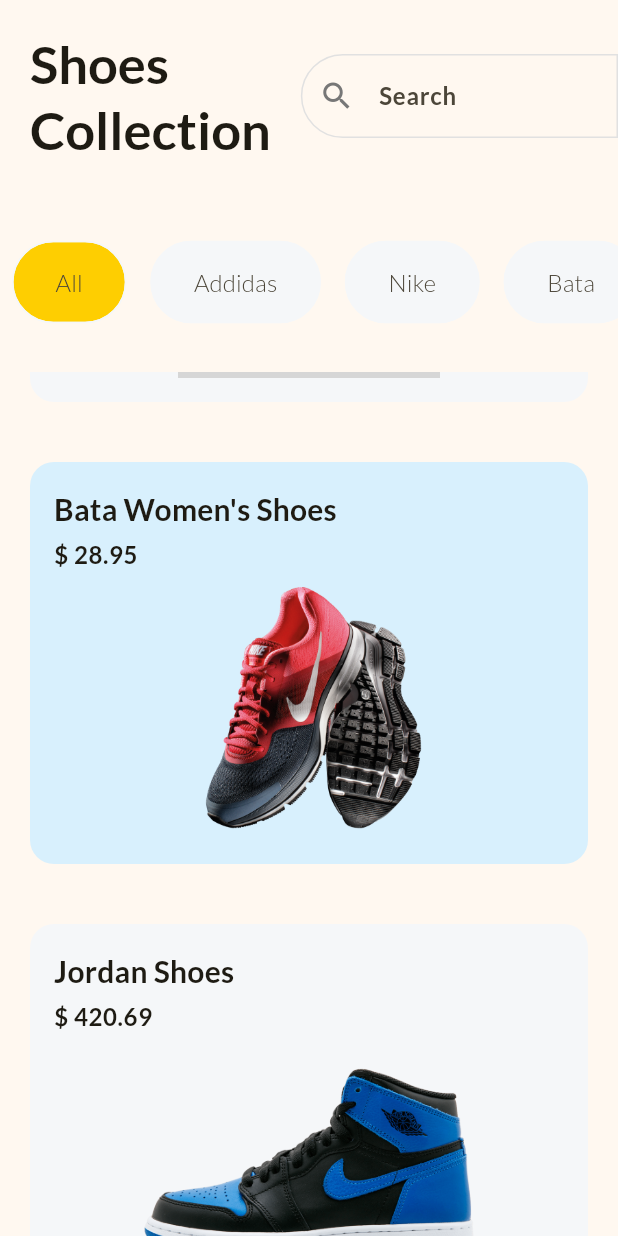
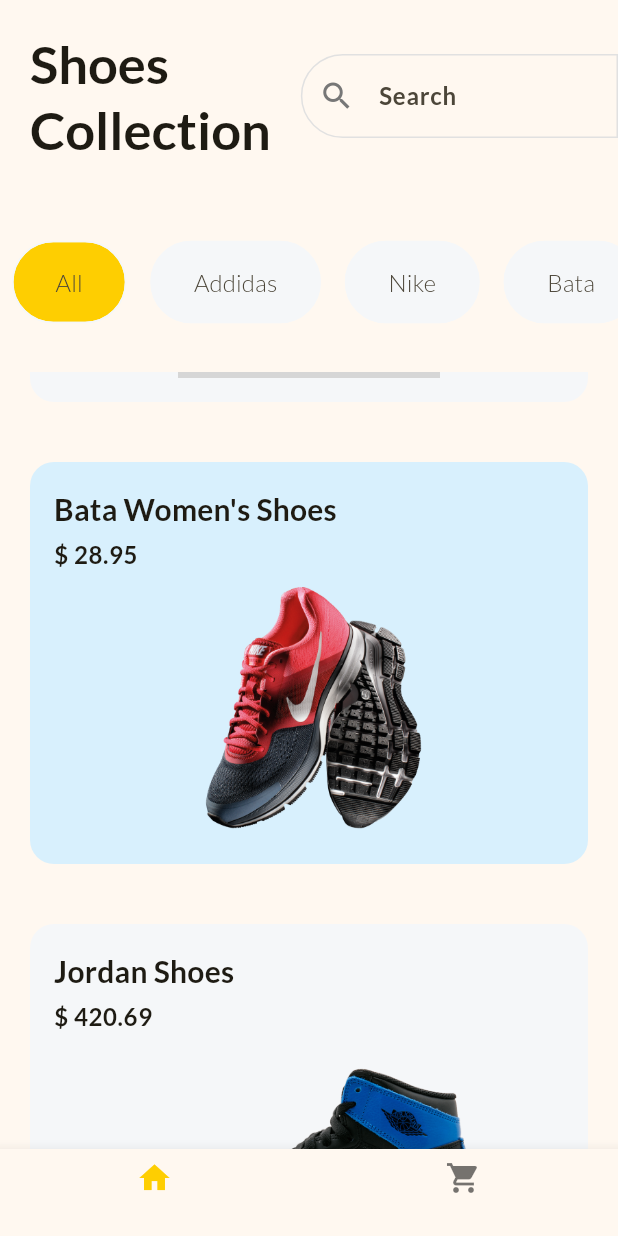
Before and after one commit to aditechdev/shoping_app_flutter, a Flutter app: the screen it shows after launch, scrolled down 576 dp, on a phone screen of 412 x 824 dp. Run offline on Flutter 3.47's test engine with Material 2 defaults, Android fonts, the phone set to English and light mode, and no system bars; grey boxes are pictures that could not be loaded.

```diff
--- /dev/null
+++ b/lib/cart_page.dart
@@ -0,0 +1,22 @@
+import 'package:flutter/material.dart';
+
+class CartPage extends StatelessWidget {
+  const CartPage({super.key});
+
+  @override
+  Widget build(BuildContext context) {
+    return Scaffold(
+      appBar: AppBar(
+        title: const Text("CART HERE "),
+      ),
+      body: const Column(
+        children: [
+          Text("data"),
+          Text("data"),
+          Text("data"),
+          Text("data"),
+        ],
+      ),
+    );
+  }
+}
--- a/lib/home_page.dart
+++ b/lib/home_page.dart
@@ -1,7 +1,6 @@
 import 'package:flutter/material.dart';
-import 'package:shoping_app/global_variables.dart';
-import 'package:shoping_app/product_card.dart';
-import 'package:shoping_app/product_details_page.dart';
+import 'package:shoping_app/cart_page.dart';
+import 'package:shoping_app/product_list.dart';
 
 class HomePage extends StatefulWidget {
   const HomePage({super.key});
@@ -11,134 +10,35 @@ class HomePage extends StatefulWidget {
 }
 
 class _HomePageState extends State<HomePage> {
-  final List<String> filters = const ['All', 'Addidas', 'Nike', 'Bata'];
-  late String selectedFilters;
+  int currentPage = 0;
 
-  @override
-  void initState() {
-    super.initState();
-    selectedFilters = filters[0];
-  }
-
-  Color getProductCardBackGroundColor(int index) {
-    if (index.isEven) {
-      return const Color.fromRGBO(216, 240, 253, 1);
-    } else {
-      return const Color.fromRGBO(245, 247, 249, 1);
-    }
-  }
-
-  selectFilters(String filter) {
-    selectedFilters = filter;
-    setState(() {});
-  }
+  final List<Widget> pages = [
+    const ProductList(),
+    const CartPage(),
+  ];
 
   @override
   Widget build(BuildContext context) {
-    const border = OutlineInputBorder(
-        borderSide: BorderSide(
-          color: Color.fromRGBO(
-            225,
-            225,
-            225,
-            1,
+    return Scaffold(
+      bottomNavigationBar: BottomNavigationBar(
+        currentIndex: currentPage,
+        onTap: (value) {
+          setState(() {
+            currentPage = value;
+          });
+        },
+        items: const [
+          BottomNavigationBarItem(
+            icon: Icon(Icons.home),
+            label: '',
           ),
-        ),
-        borderRadius: BorderRadius.horizontal(left: Radius.circular(50)));
-    return Scaffold(
-      body: SafeArea(
-        child: Column(
-          children: [
-            Row(
-              children: [
-                Padding(
-                  padding: const EdgeInsets.all(20.0),
-                  child: Text(
-                    "Shoes\nCollection",
-                    style: Theme.of(context).textTheme.titleLarge,
-                  ),
-                ),
-                const Expanded(
-                  child: TextField(
-                    decoration: InputDecoration(
-                      hintText: "Search",
-                      border: border,
-                      enabledBorder: border,
-                      focusedBorder: border,
-                      prefixIcon: Icon(
-                        Icons.search,
-                      ),
-                    ),
-                  ),
-                )
-              ],
-            ),
-            SizedBox(
-              height: 120,
-              child: ListView.builder(
-                itemCount: filters.length,
-                scrollDirection: Axis.horizontal,
-                itemBuilder: (context, index) {
-                  final filter = filters[index];
-                  return Padding(
-                    padding: const EdgeInsets.symmetric(horizontal: 8),
-                    child: GestureDetector(
-                      onTap: () {
-                        selectFilters(filter);
-                      },
-                      child: Chip(
-                        backgroundColor: (selectedFilters == filter)
-                            ? Theme.of(context).colorScheme.primary
-                            : const Color.fromRGBO(245, 247, 249, 1),
-                        side: const BorderSide(
-                          color: Color.fromRGBO(245, 247, 249, 1),
-                        ),
-                        shape: RoundedRectangleBorder(
-                            borderRadius: BorderRadius.circular(30)),
-                        padding: const EdgeInsets.symmetric(
-                          horizontal: 20,
-                          vertical: 15,
-                        ),
-                        labelStyle: const TextStyle(fontSize: 16),
-                        label: Text(
-                          filter,
-                        ),
-                      ),
-                    ),
-                  );
-                },
-              ),
-            ),
-            Expanded(
-              child: ListView.builder(
-                  itemCount: products.length,
-                  itemBuilder: (context, index) {
-                    final product = products[index];
-
-                    return GestureDetector(
-                      onTap: () {
-                        Navigator.of(context).push(MaterialPageRoute(
-                            // fullscreenDialog: true,
-                            // allowSnapshotting: true,
-
-                            builder: (context) {
-                              return ProductDetailsPage(
-                                product: product,
-                              );
-                            }));
-                      },
-                      child: ProductCardWidget(
-                        productName: "${product["title"]}",
-                        price: "${product["price"]}",
-                        imageUrl: "${product["imageUrl"]}",
-                        backgroundColor: getProductCardBackGroundColor(index),
-                      ),
-                    );
-                  }),
-            )
-          ],
-        ),
+          BottomNavigationBarItem(
+            icon: Icon(Icons.shopping_cart),
+            label: '',
+          ),
+        ],
       ),
+      body: pages[currentPage],
     );
   }
 }
--- /dev/null
+++ b/lib/product_list.dart
@@ -0,0 +1,142 @@
+import 'package:flutter/material.dart';
+import 'package:shoping_app/global_variables.dart';
+import 'package:shoping_app/product_card.dart';
+import 'package:shoping_app/product_details_page.dart';
+
+class ProductList extends StatefulWidget {
+  const ProductList({super.key});
+
+  @override
+  State<ProductList> createState() => _ProductListState();
+}
+
+class _ProductListState extends State<ProductList> {
+  final List<String> filters = const ['All', 'Addidas', 'Nike', 'Bata'];
+  late String selectedFilters;
+
+  @override
+  void initState() {
+    super.initState();
+    selectedFilters = filters[0];
+  }
+
+  Color getProductCardBackGroundColor(int index) {
+    if (index.isEven) {
+      return const Color.fromRGBO(216, 240, 253, 1);
+    } else {
+      return const Color.fromRGBO(245, 247, 249, 1);
+    }
+  }
+
+  selectFilters(String filter) {
+    selectedFilters = filter;
+    setState(() {});
+  }
+
+  @override
+  Widget build(BuildContext context) {
+    const border = OutlineInputBorder(
+        borderSide: BorderSide(
+          color: Color.fromRGBO(
+            225,
+            225,
+            225,
+            1,
+          ),
+        ),
+        borderRadius: BorderRadius.horizontal(left: Radius.circular(50)));
+    return SafeArea(
+      child: Column(
+        children: [
+          Row(
+            children: [
+              Padding(
+                padding: const EdgeInsets.all(20.0),
+                child: Text(
+                  "Shoes\nCollection",
+                  style: Theme.of(context).textTheme.titleLarge,
+                ),
+              ),
+              const Expanded(
+                child: TextField(
+                  decoration: InputDecoration(
+                    hintText: "Search",
+                    border: border,
+                    enabledBorder: border,
+                    focusedBorder: border,
+                    prefixIcon: Icon(
+                      Icons.search,
+                    ),
+                  ),
+                ),
+              )
+            ],
+          ),
+          SizedBox(
+            height: 120,
+            child: ListView.builder(
+              itemCount: filters.length,
+              scrollDirection: Axis.horizontal,
+              itemBuilder: (context, index) {
+                final filter = filters[index];
+                return Padding(
+                  padding: const EdgeInsets.symmetric(horizontal: 8),
+                  child: GestureDetector(
+                    onTap: () {
+                      selectFilters(filter);
+                    },
+                    child: Chip(
+                      backgroundColor: (selectedFilters == filter)
+                          ? Theme.of(context).colorScheme.primary
+                          : const Color.fromRGBO(245, 247, 249, 1),
+                      side: const BorderSide(
+                        color: Color.fromRGBO(245, 247, 249, 1),
+                      ),
+                      shape: RoundedRectangleBorder(
+                          borderRadius: BorderRadius.circular(30)),
+                      padding: const EdgeInsets.symmetric(
+                        horizontal: 20,
+                        vertical: 15,
+                      ),
+                      labelStyle: const TextStyle(fontSize: 16),
+                      label: Text(
+                        filter,
+                      ),
+                    ),
+                  ),
+                );
+              },
+            ),
+          ),
+          Expanded(
+            child: ListView.builder(
+                itemCount: products.length,
+                itemBuilder: (context, index) {
+                  final product = products[index];
+
+                  return GestureDetector(
+                    onTap: () {
+                      Navigator.of(context).push(MaterialPageRoute(
+                          // fullscreenDialog: true,
+                          // allowSnapshotting: true,
+
+                          builder: (context) {
+                        return ProductDetailsPage(
+                          product: product,
+                        );
+                      }));
+                    },
+                    child: ProductCardWidget(
+                      productName: "${product["title"]}",
+                      price: "${product["price"]}",
+                      imageUrl: "${product["imageUrl"]}",
+                      backgroundColor: getProductCardBackGroundColor(index),
+                    ),
+                  );
+                }),
+          )
+        ],
+      ),
+    );
+  }
+}
```
